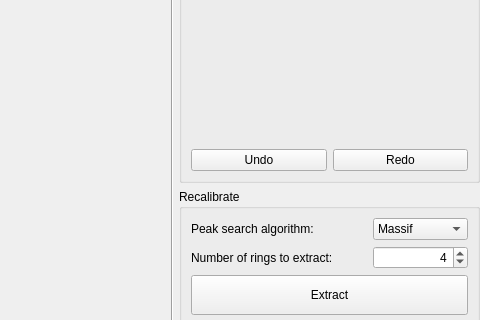
Above: pyFAI/resources/gui/calibration-peakpicking.ui from silx-kit/pyFAI before the change; both pictures show x 555 to 1035 and y 396 to 716 of the 1035 by 809 pixel window. Below: the same form after it.
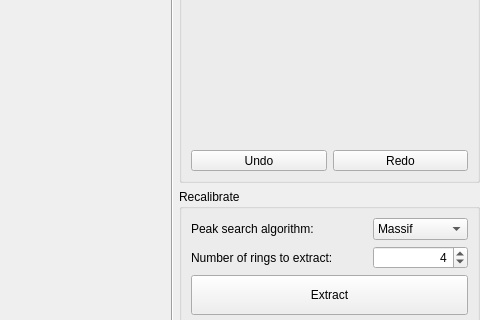
That is the form after the change.

Commit message: Support undo/redo for peak selection

Patch:
```diff
--- a/pyFAI/resources/gui/calibration-peakpicking.ui
+++ b/pyFAI/resources/gui/calibration-peakpicking.ui
@@ -267,14 +267,26 @@
              <number>0</number>
             </property>
             <item>
-             <widget class="QPushButton" name="pushButton_9">
+             <widget class="QToolButton" name="_undoButton">
+              <property name="sizePolicy">
+               <sizepolicy hsizetype="Expanding" vsizetype="Fixed">
+                <horstretch>0</horstretch>
+                <verstretch>0</verstretch>
+               </sizepolicy>
+              </property>
               <property name="text">
                <string>Undo</string>
               </property>
              </widget>
             </item>
             <item>
-             <widget class="QPushButton" name="pushButton_10">
+             <widget class="QToolButton" name="_redoButton">
+              <property name="sizePolicy">
+               <sizepolicy hsizetype="Expanding" vsizetype="Fixed">
+                <horstretch>0</horstretch>
+                <verstretch>0</verstretch>
+               </sizepolicy>
+              </property>
               <property name="text">
                <string>Redo</string>
               </property>
```
The commit also changes 1 other file.
